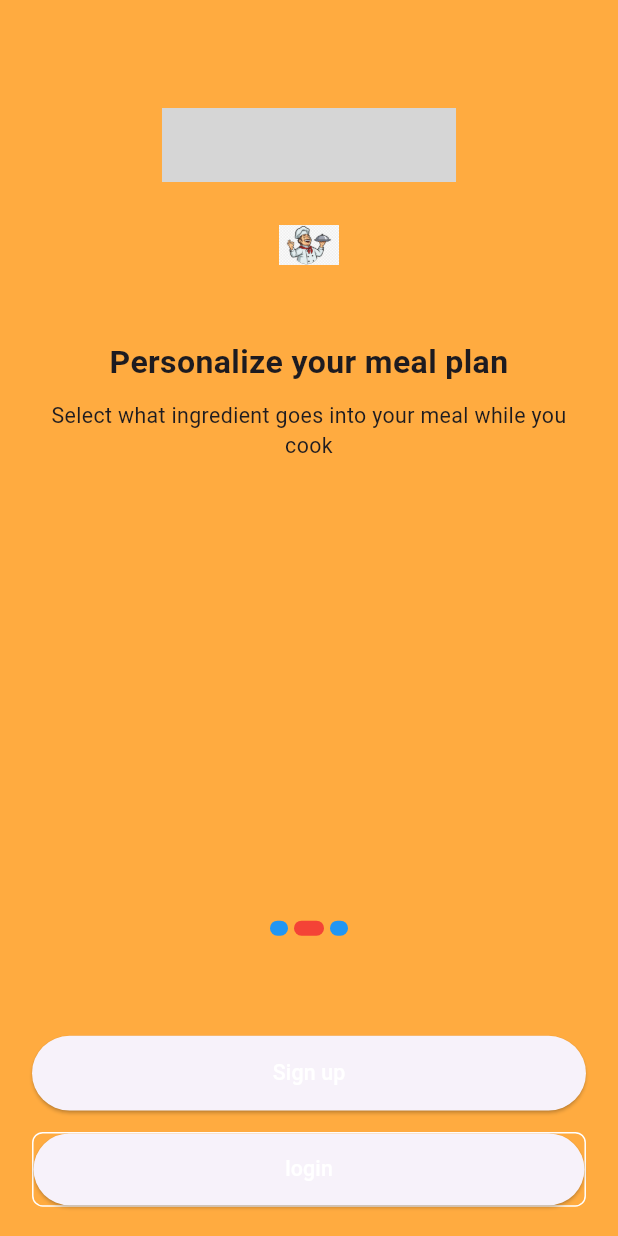
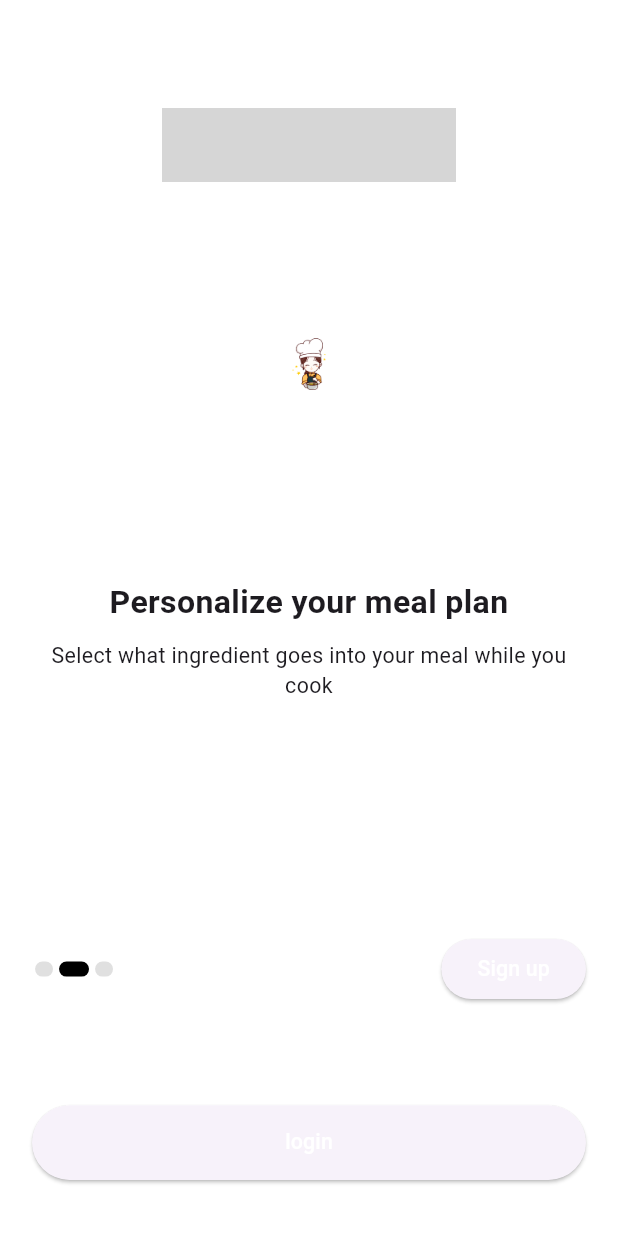
Before and after one commit to Muhammedojo/BeSpoke, a Flutter app: the screen it shows after launch, swiped to page 2, on a phone screen of 412 x 824 dp. Run offline on Flutter 3.47's test engine with Material 3 defaults, Android fonts, the phone set to English and light mode, and no system bars; our stand-ins replace flutter_screenutil, flutter_svg; grey boxes are pictures that could not be loaded.

Commit message:
Onboarding

```diff
--- a/lib/features/auth/controller/onboard.dart
+++ b/lib/features/auth/controller/onboard.dart
@@ -1,5 +1,6 @@
 import 'dart:async';
 import 'package:be_spoke/features/home/controller/home.dart';
+import 'package:flutter/cupertino.dart';
 import '../../../core/data/model/model.dart';
 import '../../../core/utils/packages.dart';
 import '../view/onboard.dart';
@@ -48,12 +49,12 @@ class OnBoardController extends State<OnBoard> {
         description:
         'Select what ingredient goes into your meal while you cook',
         title: 'Personalize your meal plan',
-        url: 'onboard2'),
+        url: 'chef'),
     Onboard(
         description:
         'Your favorite chef is just a click away.',
         title: 'Choose your preferred chef',
-        url: 'onboard3')
+        url: 'chef')
   ];
 
 
@@ -76,7 +77,7 @@ class OnBoardController extends State<OnBoard> {
   void goToRegister() {
     Navigator.push(
       context,
-      MaterialPageRoute(builder: (context) => const Home()),
+      CupertinoPageRoute(builder: (context) => const Home()),
     );
   }
 
@@ -84,7 +85,7 @@ class OnBoardController extends State<OnBoard> {
   void goToLogin() {
     Navigator.push(
       context,
-      MaterialPageRoute(builder: (context) => const Home()),
+      CupertinoPageRoute(builder: (context) => const Home()),
     );
   }
 }
--- a/lib/features/auth/view/onboard.dart
+++ b/lib/features/auth/view/onboard.dart
@@ -19,7 +19,7 @@ class OnBoardView
       width: state.value == index ? 20 : 12,
       decoration: BoxDecoration(
         borderRadius: BorderRadius.circular(20),
-        color: state.value == index ? Colors.red : Colors.blue,
+        color: state.value == index ? Colors.black : Colors.black12,
       ),
     );
   }
@@ -27,7 +27,7 @@ class OnBoardView
     return Container(
       padding: EdgeInsets.symmetric(horizontal: 24.sp),
       decoration:  BoxDecoration(
-        color: Colors.orangeAccent.withOpacity(1.0)
+        color: Colors.white.withOpacity(1.0)
           // image: DecorationImage(
           //     image: AssetImage('assets/images/bg.png'), fit: BoxFit.fill)
       ),
@@ -61,21 +61,15 @@ class OnBoardView
             height: 35.sp,
           ),
           Row(
-            mainAxisAlignment: MainAxisAlignment.center,
-            children:
-            List.generate(3, (index) => dotContainer(index, context)),
-          ),
-          SizedBox(
-            height: 75.h,
-          ),
-          Container(
-            height: 56.h,
-            width: double.infinity,
-            decoration: BoxDecoration(
+            mainAxisAlignment: MainAxisAlignment.spaceBetween,
+            children: [
+            Row(
+              mainAxisAlignment: MainAxisAlignment.center,
+              children:
+              List.generate(3, (index) => dotContainer(index, context)),
 
-              borderRadius: BorderRadius.circular(8.r),
             ),
-            child: ElevatedButton(
+            ElevatedButton(
               onPressed: () {
                 state.goToRegister();
               },
@@ -85,15 +79,19 @@ class OnBoardView
                   fontWeight: FontWeight.w500,
                   textHeight: 21.12 / 16.0),
             ),
+
+          ],),
+
+          SizedBox(
+            height: 75.h,
           ),
-          SizedBox(
-            height: 16.h,
-          ),
+
+
           Container(
             height: 56.h,
             width: double.infinity,
             decoration: BoxDecoration(
-              border: Border.all(color: Colors.white),
+
               borderRadius: BorderRadius.circular(8.r),
             ),
             child: ElevatedButton(
@@ -108,7 +106,7 @@ class OnBoardView
             ),
           ),
           SizedBox(
-            height: 22.h,
+            height: 42.h,
           ),
         ],
       ),
--- a/lib/features/auth/widget/onboard.dart
+++ b/lib/features/auth/widget/onboard.dart
@@ -15,7 +15,7 @@ class OnboardWidget extends StatelessWidget {
     return SizedBox(
       child: Column(
         children: [
-          '${data.url}'.pngPicture(),
+          '${data.url}'.pngPicture(height: 200),
           SizedBox(
             height: 48.h,
           ),
```
Also changed, not shown: assets/images/onboard2.jpg (renamed from assets/images/onboard3.jpg), assets/images/onboard2.png (deleted), assets/images/onboard3.png (added).
